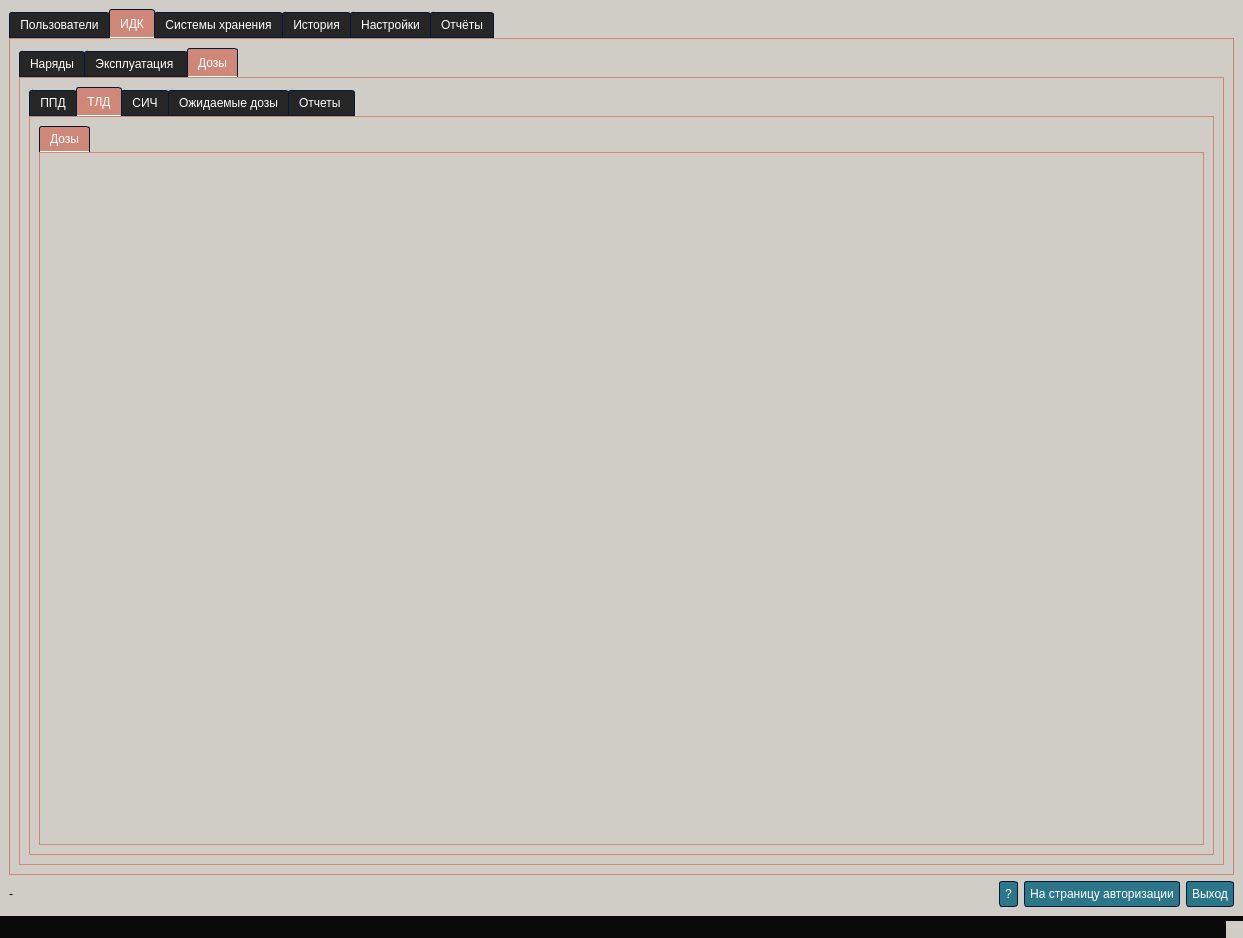
This is src/ui/mainwindow.ui in sophiabob/qt-kdd as Qt 5 draws it before an edit. The edited form follows.
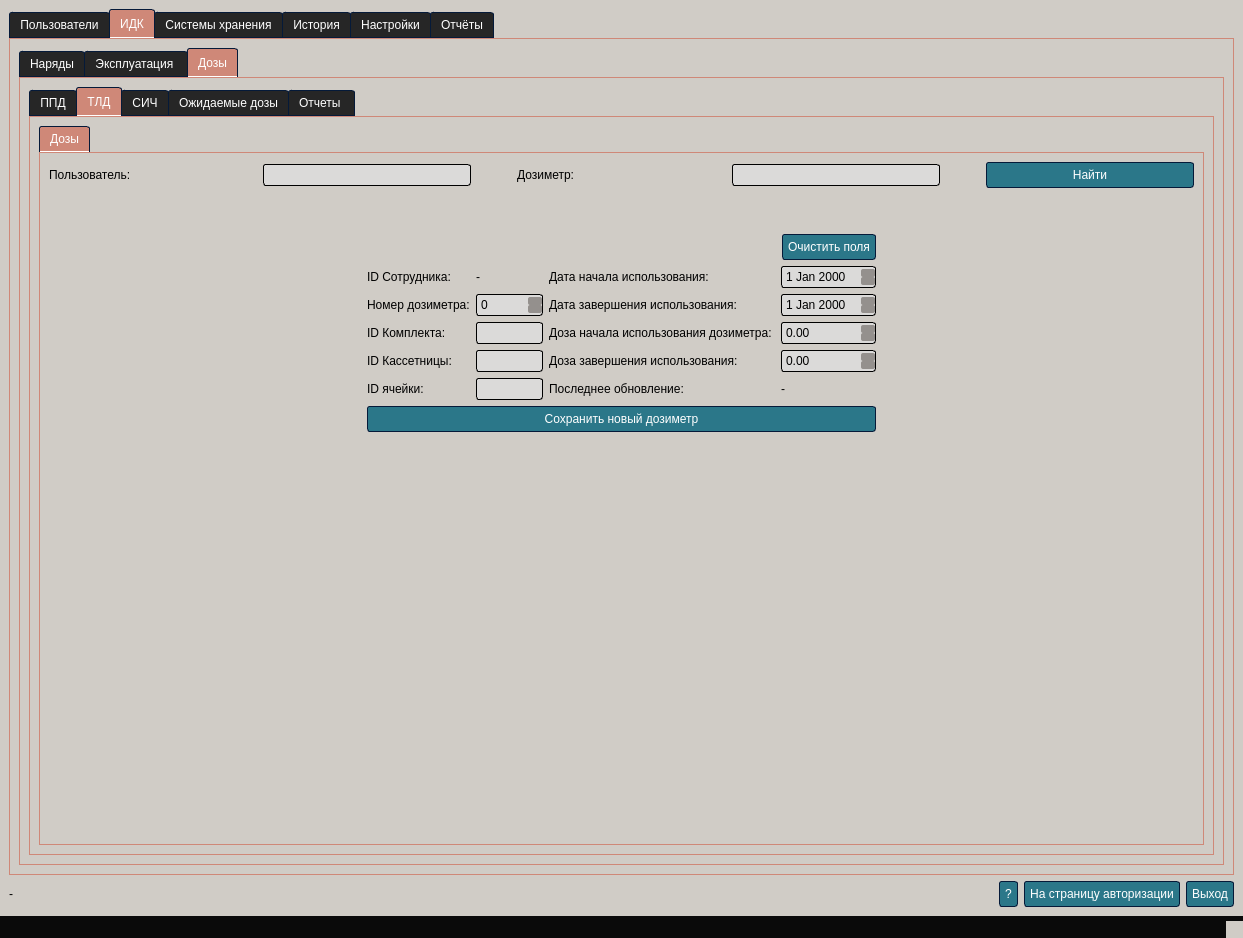
This is the edited form. The open tabs and pages were chosen to show the change. Icons and pictures are not drawn.

```diff
--- a/src/ui/mainwindow.ui
+++ b/src/ui/mainwindow.ui
@@ -3572,6 +3572,277 @@
                        <attribute name="title">
                         <string>Дозы</string>
                        </attribute>
+                       <layout class="QGridLayout" name="gridLayout_61">
+                        <item row="0" column="0">
+                         <layout class="QGridLayout" name="gridLayout_60">
+                          <item row="0" column="0" colspan="3">
+                           <layout class="QHBoxLayout" name="horizontalLayout_57">
+                            <item>
+                             <widget class="QLabel" name="label_165">
+                              <property name="text">
+                               <string>Пользователь: </string>
+                              </property>
+                             </widget>
+                            </item>
+                            <item>
+                             <widget class="QComboBox" name="comboBox_dozListUsers"/>
+                            </item>
+                            <item>
+                             <spacer name="horizontalSpacer_124">
+                              <property name="orientation">
+                               <enum>Qt::Orientation::Horizontal</enum>
+                              </property>
+                              <property name="sizeType">
+                               <enum>QSizePolicy::Policy::Minimum</enum>
+                              </property>
+                              <property name="sizeHint" stdset="0">
+                               <size>
+                                <width>40</width>
+                                <height>20</height>
+                               </size>
+                              </property>
+                             </spacer>
+                            </item>
+                            <item>
+                             <widget class="QLabel" name="label_168">
+                              <property name="text">
+                               <string>Дозиметр: </string>
+                              </property>
+                             </widget>
+                            </item>
+                            <item>
+                             <widget class="QComboBox" name="comboBox_dozListDoses"/>
+                            </item>
+                            <item>
+                             <spacer name="horizontalSpacer_16">
+                              <property name="orientation">
+                               <enum>Qt::Orientation::Horizontal</enum>
+                              </property>
+                              <property name="sizeType">
+                               <enum>QSizePolicy::Policy::Preferred</enum>
+                              </property>
+                              <property name="sizeHint" stdset="0">
+                               <size>
+                                <width>40</width>
+                                <height>20</height>
+                               </size>
+                              </property>
+                             </spacer>
+                            </item>
+                            <item>
+                             <widget class="QPushButton" name="pushButton_dozSearch">
+                              <property name="text">
+                               <string>Найти</string>
+                              </property>
+                             </widget>
+                            </item>
+                           </layout>
+                          </item>
+                          <item row="1" column="0">
+                           <spacer name="horizontalSpacer_4">
+                            <property name="orientation">
+                             <enum>Qt::Orientation::Horizontal</enum>
+                            </property>
+                            <property name="sizeHint" stdset="0">
+                             <size>
+                              <width>40</width>
+                              <height>20</height>
+                             </size>
+                            </property>
+                           </spacer>
+                          </item>
+                          <item row="1" column="1">
+                           <layout class="QVBoxLayout" name="verticalLayout_2">
+                            <item>
+                             <spacer name="verticalSpacer_2">
+                              <property name="orientation">
+                               <enum>Qt::Orientation::Vertical</enum>
+                              </property>
+                              <property name="sizeType">
+                               <enum>QSizePolicy::Policy::Minimum</enum>
+                              </property>
+                              <property name="sizeHint" stdset="0">
+                               <size>
+                                <width>20</width>
+                                <height>40</height>
+                               </size>
+                              </property>
+                             </spacer>
+                            </item>
+                            <item>
+                             <layout class="QHBoxLayout" name="horizontalLayout_58">
+                              <item>
+                               <spacer name="horizontalSpacer_13">
+                                <property name="orientation">
+                                 <enum>Qt::Orientation::Horizontal</enum>
+                                </property>
+                                <property name="sizeHint" stdset="0">
+                                 <size>
+                                  <width>40</width>
+                                  <height>20</height>
+                                 </size>
+                                </property>
+                               </spacer>
+                              </item>
+                              <item>
+                               <widget class="QPushButton" name="pushButton_dozClean">
+                                <property name="text">
+                                 <string>Очистить поля</string>
+                                </property>
+                               </widget>
+                              </item>
+                             </layout>
+                            </item>
+                            <item>
+                             <layout class="QGridLayout" name="gridLayout_59">
+                              <item row="0" column="2">
+                               <widget class="QLabel" name="label_187">
+                                <property name="text">
+                                 <string>Дата начала использования: </string>
+                                </property>
+                               </widget>
+                              </item>
+                              <item row="6" column="3">
+                               <widget class="QLabel" name="label_dozLastUpdate">
+                                <property name="text">
+                                 <string>-</string>
+                                </property>
+                               </widget>
+                              </item>
+                              <item row="1" column="0">
+                               <widget class="QLabel" name="label_170">
+                                <property name="text">
+                                 <string>Номер дозиметра:</string>
+                                </property>
+                               </widget>
+                              </item>
+                              <item row="1" column="2">
+                               <widget class="QLabel" name="label_188">
+                                <property name="text">
+                                 <string>Дата завершения использования: </string>
+                                </property>
+                               </widget>
+                              </item>
+                              <item row="3" column="1">
+                               <widget class="QComboBox" name="comboBox_dozSet"/>
+                              </item>
+                              <item row="1" column="1">
+                               <widget class="QSpinBox" name="spinBox_dozNumber"/>
+                              </item>
+                              <item row="5" column="1">
+                               <widget class="QComboBox" name="comboBox_dozKas"/>
+                              </item>
+                              <item row="5" column="2">
+                               <widget class="QLabel" name="label_190">
+                                <property name="text">
+                                 <string>Доза завершения использования: </string>
+                                </property>
+                               </widget>
+                              </item>
+                              <item row="3" column="3">
+                               <widget class="QDoubleSpinBox" name="doubleSpinBox_dozStart"/>
+                              </item>
+                              <item row="6" column="2">
+                               <widget class="QLabel" name="label_191">
+                                <property name="text">
+                                 <string>Последнее обновление: </string>
+                                </property>
+                               </widget>
+                              </item>
+                              <item row="5" column="0">
+                               <widget class="QLabel" name="label_172">
+                                <property name="text">
+                                 <string>ID Кассетницы:</string>
+                                </property>
+                               </widget>
+                              </item>
+                              <item row="3" column="2">
+                               <widget class="QLabel" name="label_189">
+                                <property name="text">
+                                 <string>Доза начала использования дозиметра: </string>
+                                </property>
+                               </widget>
+                              </item>
+                              <item row="0" column="0">
+                               <widget class="QLabel" name="label_169">
+                                <property name="text">
+                                 <string>ID Сотрудника:</string>
+                                </property>
+                               </widget>
+                              </item>
+                              <item row="1" column="3">
+                               <widget class="QDateEdit" name="dateEdit_dozFinish"/>
+                              </item>
+                              <item row="6" column="0">
+                               <widget class="QLabel" name="label_173">
+                                <property name="text">
+                                 <string>ID ячейки: </string>
+                                </property>
+                               </widget>
+                              </item>
+                              <item row="0" column="1">
+                               <widget class="QLabel" name="label_dozIdUser">
+                                <property name="text">
+                                 <string>-</string>
+                                </property>
+                               </widget>
+                              </item>
+                              <item row="6" column="1">
+                               <widget class="QComboBox" name="comboBox_dozMesh"/>
+                              </item>
+                              <item row="0" column="3">
+                               <widget class="QDateEdit" name="dateEdit_dozStart"/>
+                              </item>
+                              <item row="3" column="0">
+                               <widget class="QLabel" name="label_171">
+                                <property name="text">
+                                 <string>ID Комплекта: </string>
+                                </property>
+                               </widget>
+                              </item>
+                              <item row="5" column="3">
+                               <widget class="QDoubleSpinBox" name="doubleSpinBox_dozFinish"/>
+                              </item>
+                             </layout>
+                            </item>
+                            <item>
+                             <widget class="QPushButton" name="pushButton_dozSave">
+                              <property name="text">
+                               <string>Сохранить новый дозиметр</string>
+                              </property>
+                             </widget>
+                            </item>
+                           </layout>
+                          </item>
+                          <item row="1" column="2">
+                           <spacer name="horizontalSpacer_10">
+                            <property name="orientation">
+                             <enum>Qt::Orientation::Horizontal</enum>
+                            </property>
+                            <property name="sizeHint" stdset="0">
+                             <size>
+                              <width>40</width>
+                              <height>20</height>
+                             </size>
+                            </property>
+                           </spacer>
+                          </item>
+                          <item row="2" column="1">
+                           <spacer name="verticalSpacer_3">
+                            <property name="orientation">
+                             <enum>Qt::Orientation::Vertical</enum>
+                            </property>
+                            <property name="sizeHint" stdset="0">
+                             <size>
+                              <width>20</width>
+                              <height>40</height>
+                             </size>
+                            </property>
+                           </spacer>
+                          </item>
+                         </layout>
+                        </item>
+                       </layout>
                       </widget>
                      </widget>
                     </item>
```
Left out of the diff: 54 changed lines with no effect on the pictures.
